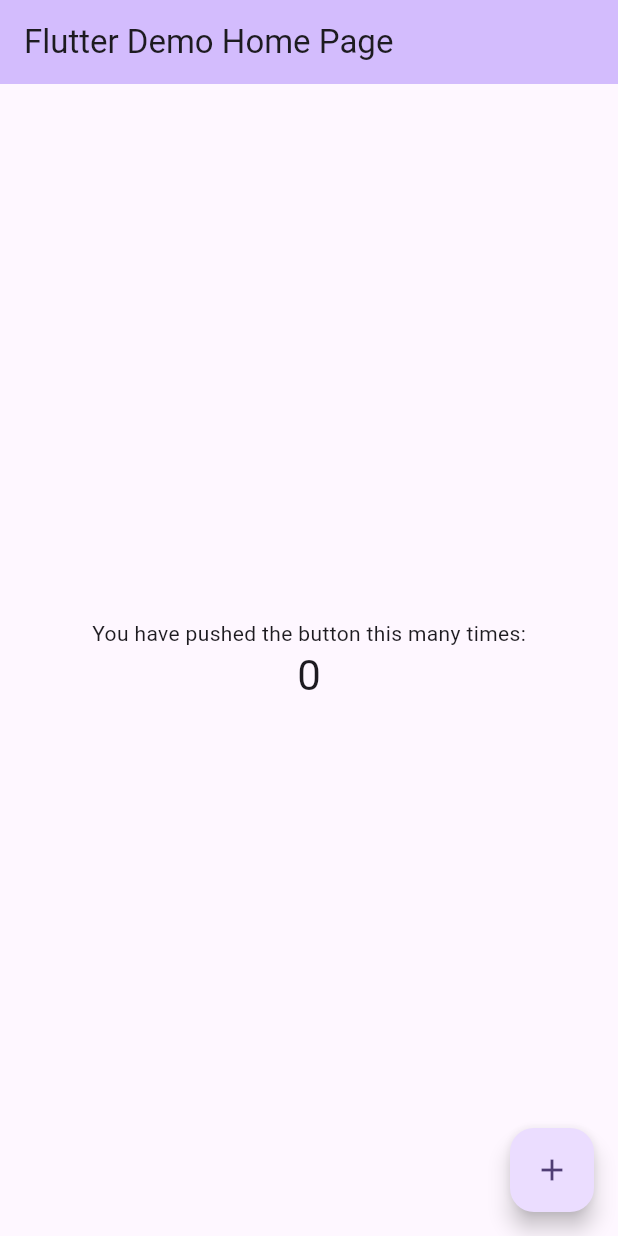
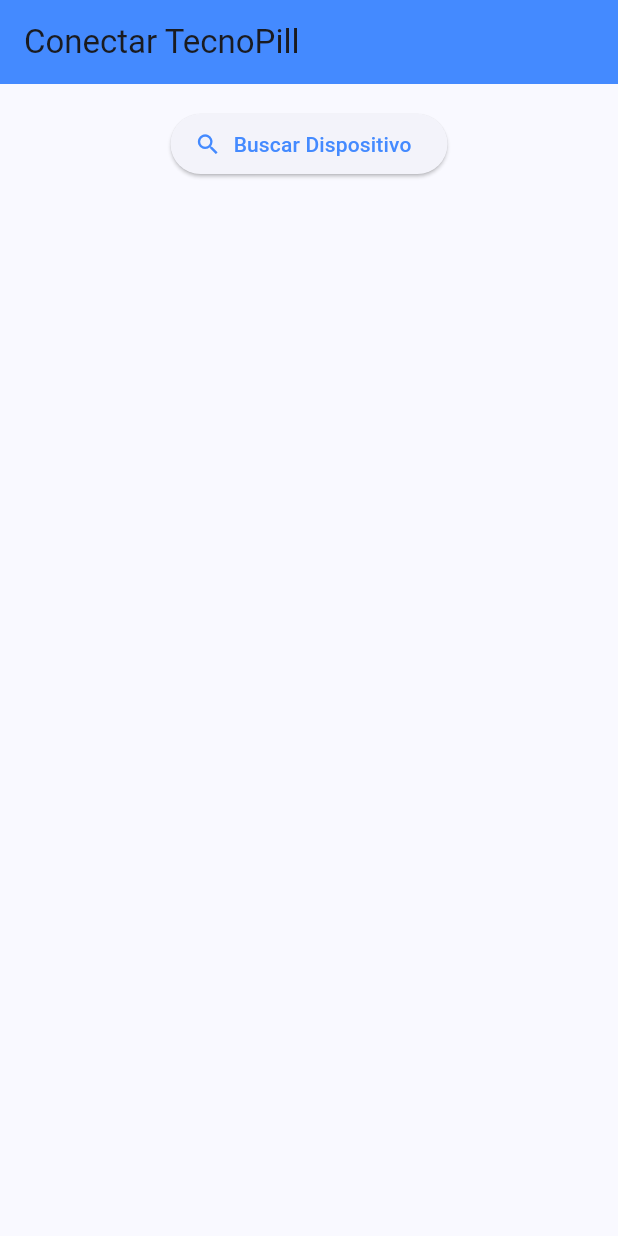
Before and after one commit to aalejagn/AppTecnoPill, a Flutter app: the screen it shows after launch, on a phone screen of 412 x 824 dp. Run offline on Flutter 3.47's test engine with Material 3 defaults, Android fonts, the phone set to English and light mode, and no system bars; our stand-ins replace flutter_blue_plus.

Commit message:
Agregacion de Screen de Bluetooth hecho por ale

```diff
--- a/lib/main.dart
+++ b/lib/main.dart
@@ -1,122 +1,32 @@
 import 'package:flutter/material.dart';
+import 'package:flutter_aplicacion1/screens/imc_bluetooth_screen.dart';
+// import 'package:flutter_aplicacion1/core/app_colores.dart';
 
 void main() {
-  runApp(const MyApp());
+  runApp(const TecnoPillApp());
 }
 
-class MyApp extends StatelessWidget {
-  const MyApp({super.key});
+class TecnoPillApp extends StatelessWidget {
+  const TecnoPillApp({super.key});
 
-  // This widget is the root of your application.
   @override
   Widget build(BuildContext context) {
     return MaterialApp(
-      title: 'Flutter Demo',
+      //Quitar el banner de la esquina
+      debugShowCheckedModeBanner: false,
+      title: "TecnoPill App",
+
+      //Configuracion visual de la aplicacion
       theme: ThemeData(
-        // This is the theme of your application.
-        //
-        // TRY THIS: Try running your application with "flutter run". You'll see
-        // the application has a purple toolbar. Then, without quitting the app,
-        // try changing the seedColor in the colorScheme below to Colors.green
-        // and then invoke "hot reload" (save your changes or press the "hot
-        // reload" button in a Flutter-supported IDE, or press "r" if you used
-        // the command line to start the app).
-        //
-        // Notice that the counter didn't reset back to zero; the application
-        // state is not lost during the reload. To reset the state, use hot
-        // restart instead.
-        //
-        // This works for code too, not just values: Most code changes can be
-        // tested with just a hot reload.
-        colorScheme: .fromSeed(seedColor: Colors.deepPurple),
+        //Usar el material 3 por que es el mas reciente
+        useMaterial3: true,
+        //Colores
+        colorScheme: ColorScheme.fromSeed(seedColor: Colors.blueAccent,
+        primary: Colors.blueAccent,),
       ),
-      home: const MyHomePage(title: 'Flutter Demo Home Page'),
+
+    //Plantilla de bluetooth
+    home: BluetoothScreen(),
     );
   }
 }
-
-class MyHomePage extends StatefulWidget {
-  const MyHomePage({super.key, required this.title});
-
-  // This widget is the home page of your application. It is stateful, meaning
-  // that it has a State object (defined below) that contains fields that affect
-  // how it looks.
-
-  // This class is the configuration for the state. It holds the values (in this
-  // case the title) provided by the parent (in this case the App widget) and
-  // used by the build method of the State. Fields in a Widget subclass are
-  // always marked "final".
-
-  final String title;
-
-  @override
-  State<MyHomePage> createState() => _MyHomePageState();
-}
-
-class _MyHomePageState extends State<MyHomePage> {
-  int _counter = 0;
-
-  void _incrementCounter() {
-    setState(() {
-      // This call to setState tells the Flutter framework that something has
-      // changed in this State, which causes it to rerun the build method below
-      // so that the display can reflect the updated values. If we changed
-      // _counter without calling setState(), then the build method would not be
-      // called again, and so nothing would appear to happen.
-      _counter++;
-    });
-  }
-
-  @override
-  Widget build(BuildContext context) {
-    // This method is rerun every time setState is called, for instance as done
-    // by the _incrementCounter method above.
-    //
-    // The Flutter framework has been optimized to make rerunning build methods
-    // fast, so that you can just rebuild anything that needs updating rather
-    // than having to individually change instances of widgets.
-    return Scaffold(
-      appBar: AppBar(
-        // TRY THIS: Try changing the color here to a specific color (to
-        // Colors.amber, perhaps?) and trigger a hot reload to see the AppBar
-        // change color while the other colors stay the same.
-        backgroundColor: Theme.of(context).colorScheme.inversePrimary,
-        // Here we take the value from the MyHomePage object that was created by
-        // the App.build method, and use it to set our appbar title.
-        title: Text(widget.title),
-      ),
-      body: Center(
-        // Center is a layout widget. It takes a single child and positions it
-        // in the middle of the parent.
-        child: Column(
-          // Column is also a layout widget. It takes a list of children and
-          // arranges them vertically. By default, it sizes itself to fit its
-          // children horizontally, and tries to be as tall as its parent.
-          //
-          // Column has various properties to control how it sizes itself and
-          // how it positions its children. Here we use mainAxisAlignment to
-          // center the children vertically; the main axis here is the vertical
-          // axis because Columns are vertical (the cross axis would be
-          // horizontal).
-          //
-          // TRY THIS: Invoke "debug painting" (choose the "Toggle Debug Paint"
-          // action in the IDE, or press "p" in the console), to see the
-          // wireframe for each widget.
-          mainAxisAlignment: .center,
-          children: [
-            const Text('You have pushed the button this many times:'),
-            Text(
-              '$_counter',
-              style: Theme.of(context).textTheme.headlineMedium,
-            ),
-          ],
-        ),
-      ),
-      floatingActionButton: FloatingActionButton(
-        onPressed: _incrementCounter,
-        tooltip: 'Increment',
-        child: const Icon(Icons.add),
-      ),
-    );
-  }
-}
--- /dev/null
+++ b/lib/screens/imc_bluetooth_screen.dart
@@ -0,0 +1,86 @@
+import 'package:flutter/material.dart';
+import 'package:flutter_blue_plus/flutter_blue_plus.dart';
+import 'package:flutter_aplicacion1/services/bluetooth_servicio.dart';
+// import 'package:flutter_aplicacion1/core/app_colores.dart';
+
+class BluetoothScreen extends StatefulWidget {
+  @override
+  _BluetoothScreenState createState() => _BluetoothScreenState();
+}
+
+class _BluetoothScreenState extends State<BluetoothScreen> {
+  //Instanciamos la logica del backend
+  final MiBluetoothService _bluetoothService = MiBluetoothService();
+  //Enccuentro local
+  List<ScanResult> _listaDispositivos = [];
+
+  @override
+  //Primer metodo a ejecutar
+  void initState() {
+    super.initState();
+    //Al iniciar la pantalla, escuchamos los resultados del escaneo
+    FlutterBluePlus.scanResults.listen((resultados) {
+      setState(() {
+        _listaDispositivos = resultados; //Actualizamos la lista y se redibuja
+      });
+    });
+  }
+
+  @override
+  //Se ejecuta cada vez que llamamos a SetState
+  Widget build(BuildContext contexto) {
+    //AppBar
+    return Scaffold(
+      appBar: AppBar(
+        title: Text("Conectar TecnoPill"),
+        backgroundColor: Colors.blueAccent,
+      ),
+      //Column organizacion de los elementos de forma vertical
+      body: Column(
+        children: [
+          //Espacio acolchado para el boton
+          Padding(
+            padding: const EdgeInsets.all(16.0),
+            child: ElevatedButton.icon(
+              icon: Icon(Icons.search),
+              label: Text("Buscar Dispositivo"),
+              onPressed: () => _bluetoothService.startScan(),
+            ),
+          ),
+          //La lista usara todo el espacio sobrante en la pantalla
+          Expanded(
+            //Solo pintara lo que el usuaria ve en la pantalla
+            child: ListView.builder(
+              //Cantidad de elementos en la lista
+              itemCount: _listaDispositivos.length,
+
+              //Contruir cada reguion de la lista uno por uno
+              itemBuilder: (context, index) {
+                final d = _listaDispositivos[index];
+
+                //Region estándar
+                return ListTile(
+                  leading: CircleAvatar(
+                    child: Icon(Icons.bluetooth),
+                  ), //Icono circular
+                  title: Text(
+                    d.advertisementData.advName.isEmpty
+                        ? "Dispositivo Desconocido"
+                        : d.advertisementData.advName,
+                  ),
+
+                  subtitle: Text(d.device.remoteId.toString()), //Direccion ID
+                  trailing: Icon(Icons.chevron_right), //Flecha ala derecha
+                  onTap: () {
+                    //Accuin al tocar en región
+                    _bluetoothService.connectarServicio(d.device);
+                  },
+                );
+              },
+            ),
+          ),
+        ],
+      ),
+    );
+  }
+}
```
Also changed, not shown: lib/core/app_colores.dart (+6 -1 lines), 5 other files.
